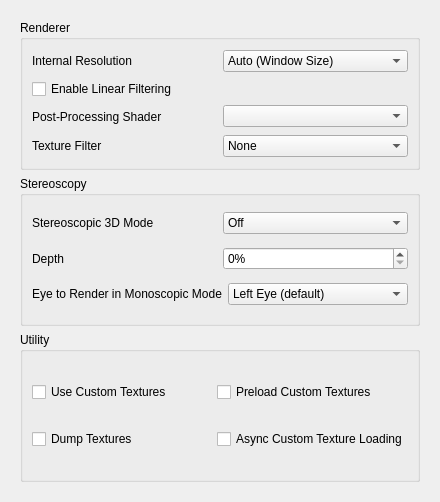
The window that src/citra_qt/configuration/configure_enhancements.ui (yeager/Borked3DS) describes before a commit, drawn with Qt 5.
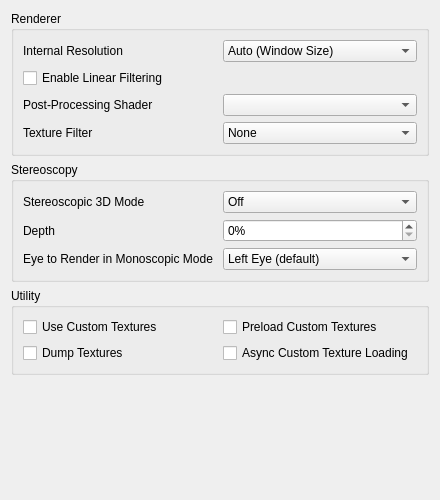
The same window after the commit.

Commit message: citra_qt: Remove scroll bar from Layout and Enhancements tabs

Diff of the .ui file:
```diff
--- a/src/citra_qt/configuration/configure_enhancements.ui
+++ b/src/citra_qt/configuration/configure_enhancements.ui
@@ -19,33 +19,6 @@
   <property name="windowTitle">
    <string>Form</string>
   </property>
-  <layout class="QVBoxLayout" name="verticalLayout_1">
-   <item>
-    <widget class="QScrollArea" name="scrollArea">
-     <property name="minimumSize">
-      <size>
-       <width>0</width>
-       <height>480</height>
-      </size>
-     </property>
-     <property name="frameShape">
-      <enum>QFrame::NoFrame</enum>
-     </property>
-     <property name="lineWidth">
-      <number>1</number>
-     </property>
-     <property name="widgetResizable">
-      <bool>true</bool>
-     </property>
-     <widget class="QWidget" name="scrollAreaWidgetContents">
-      <property name="geometry">
-       <rect>
-        <x>0</x>
-        <y>0</y>
-        <width>422</width>
-        <height>500</height>
-       </rect>
-      </property>
       <layout class="QVBoxLayout" name="verticalLayout_2">
        <item>
         <widget class="QGroupBox" name="rendererBox">
@@ -384,9 +357,18 @@
          </layout>
         </widget>
        </item>
-      </layout>
-     </widget>
-    </widget>
+   <item>
+    <spacer name="verticalSpacer">
+     <property name="orientation">
+      <enum>Qt::Vertical</enum>
+     </property>
+     <property name="sizeHint" stdset="0">
+      <size>
+       <width>20</width>
+       <height>270</height>
+      </size>
+     </property>
+    </spacer>
    </item>
   </layout>
  </widget>
```
Lines whose indentation alone changed are shown as unchanged. The commit also changes 1 other file.
